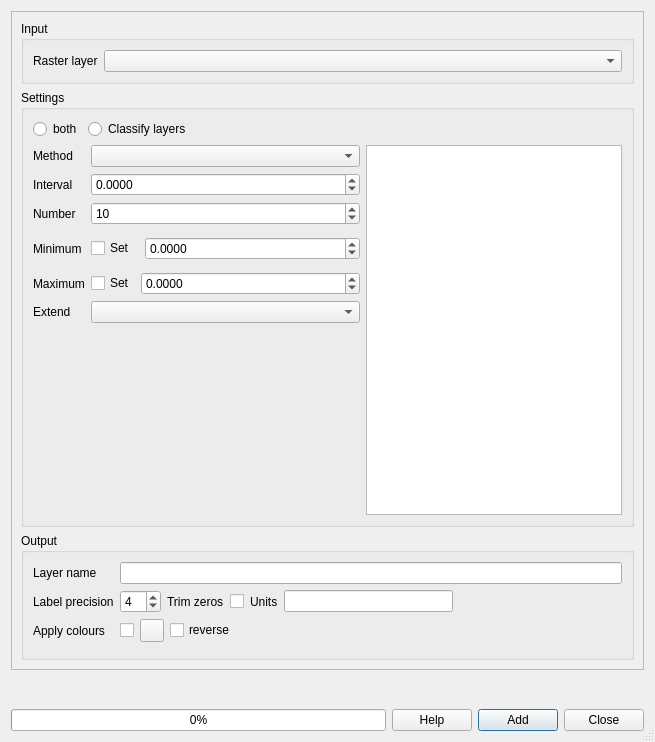
The window that classify/ClassifyDialogUi.ui (daleroberts/QGIS-Classifier-Plugin) describes before a commit, drawn with Qt 5.
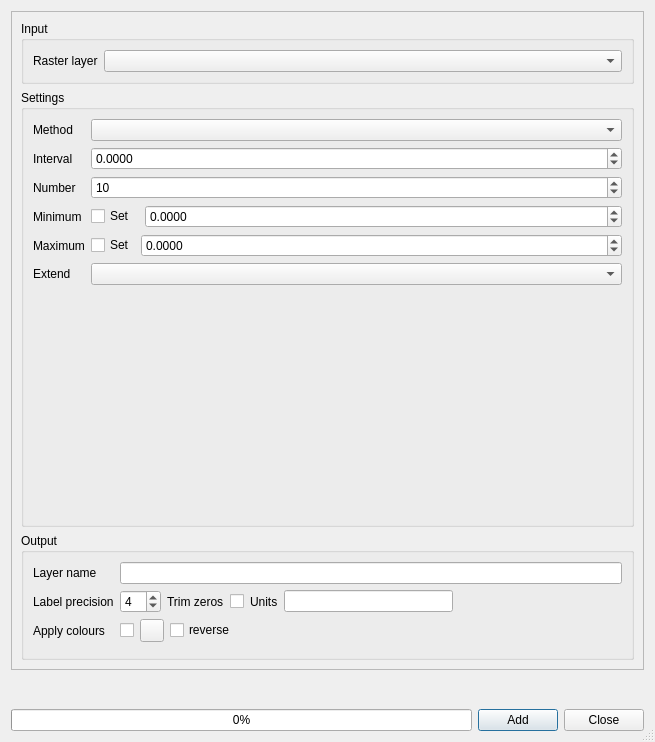
The same window after the commit. Custom widgets are drawn as their Qt base class.

Diff of the .ui file:
```diff
--- a/classify/ClassifyDialogUi.ui
+++ b/classify/ClassifyDialogUi.ui
@@ -37,7 +37,7 @@
         <height>637</height>
        </rect>
       </property>
-      <layout class="QVBoxLayout" name="verticalLayout_2" stretch="0,1,0">
+      <layout class="QVBoxLayout" name="verticalLayout_2" stretch="0,0,0">
        <item>
         <widget class="QGroupBox" name="groupBox_2">
          <property name="title">
@@ -75,39 +75,84 @@
          <property name="title">
           <string>Settings</string>
          </property>
-         <layout class="QGridLayout" name="gridLayout_2" rowstretch="0,0,0,0,0,0,0,0,0,0,0" columnstretch="0,0,0">
-          <item row="0" column="0" colspan="3">
-           <layout class="QHBoxLayout" name="horizontalLayout_7">
+         <layout class="QGridLayout" name="gridLayout_2" rowstretch="0,0,0,0,0,0,0" columnstretch="0,0">
+          <item row="4" column="0">
+           <widget class="QLabel" name="label_6">
+            <property name="text">
+             <string>Maximum</string>
+            </property>
+            <property name="buddy">
+             <cstring>uSetMaximum</cstring>
+            </property>
+           </widget>
+          </item>
+          <item row="0" column="0">
+           <widget class="QLabel" name="label_7">
+            <property name="text">
+             <string>Method</string>
+            </property>
+            <property name="buddy">
+             <cstring>uMethod</cstring>
+            </property>
+           </widget>
+          </item>
+          <item row="1" column="0">
+           <widget class="QLabel" name="label_15">
+            <property name="text">
+             <string>Interval</string>
+            </property>
+            <property name="buddy">
+             <cstring>uClassifyInterval</cstring>
+            </property>
+           </widget>
+          </item>
+          <item row="4" column="1">
+           <layout class="QHBoxLayout" name="horizontalLayout_6">
+            <property name="topMargin">
+             <number>0</number>
+            </property>
             <item>
-             <widget class="QRadioButton" name="uBoth">
+             <widget class="QCheckBox" name="uSetMaximum">
               <property name="text">
-               <string>both</string>
+               <string>Set</string>
               </property>
              </widget>
             </item>
             <item>
-             <widget class="QRadioButton" name="uLayerClassifys">
-              <property name="text">
-               <string>Classify layers</string>
+             <widget class="QDoubleSpinBox" name="uMaxClassify">
+              <property name="sizePolicy">
+               <sizepolicy hsizetype="Expanding" vsizetype="Fixed">
+                <horstretch>0</horstretch>
+                <verstretch>0</verstretch>
+               </sizepolicy>
               </property>
-             </widget>
-            </item>
-            <item>
-             <spacer name="horizontalSpacer_5">
-              <property name="orientation">
-               <enum>Qt::Horizontal</enum>
+              <property name="locale">
+               <locale language="C" country="AnyCountry"/>
               </property>
-              <property name="sizeHint" stdset="0">
-               <size>
-                <width>40</width>
-                <height>20</height>
-               </size>
+              <property name="decimals">
+               <number>4</number>
               </property>
-             </spacer>
+              <property name="minimum">
+               <double>-999999999.000000000000000</double>
+              </property>
+              <property name="maximum">
+               <double>999999999.000000000000000</double>
+              </property>
+             </widget>
             </item>
            </layout>
           </item>
-          <item row="10" column="1">
+          <item row="5" column="0">
+           <widget class="QLabel" name="label_10">
+            <property name="text">
+             <string>Extend</string>
+            </property>
+            <property name="buddy">
+             <cstring>uExtend</cstring>
+            </property>
+           </widget>
+          </item>
+          <item row="6" column="1">
            <spacer name="verticalSpacer">
             <property name="orientation">
              <enum>Qt::Vertical</enum>
@@ -120,27 +165,7 @@
             </property>
            </spacer>
           </item>
-          <item row="5" column="0">
-           <widget class="QLabel" name="label_5">
-            <property name="text">
-             <string>Minimum</string>
-            </property>
-            <property name="buddy">
-             <cstring>uSetMinimum</cstring>
-            </property>
-           </widget>
-          </item>
-          <item row="3" column="0">
-           <widget class="QLabel" name="label">
-            <property name="text">
-             <string>Number</string>
-            </property>
-            <property name="buddy">
-             <cstring>uNClassify</cstring>
-            </property>
-           </widget>
-          </item>
-          <item row="3" column="1">
+          <item row="2" column="1">
            <widget class="QSpinBox" name="uNClassify">
             <property name="sizePolicy">
              <sizepolicy hsizetype="Expanding" vsizetype="Fixed">
@@ -162,73 +187,7 @@
             </property>
            </widget>
           </item>
-          <item row="8" column="0">
-           <widget class="QLabel" name="label_10">
-            <property name="text">
-             <string>Extend</string>
-            </property>
-            <property name="buddy">
-             <cstring>uExtend</cstring>
-            </property>
-           </widget>
-          </item>
-          <item row="8" column="1">
-           <widget class="QComboBox" name="uExtend">
-            <property name="sizePolicy">
-             <sizepolicy hsizetype="Expanding" vsizetype="Fixed">
-              <horstretch>0</horstretch>
-              <verstretch>0</verstretch>
-             </sizepolicy>
-            </property>
-           </widget>
-          </item>
-          <item row="7" column="1">
-           <layout class="QHBoxLayout" name="horizontalLayout_6">
-            <property name="topMargin">
-             <number>0</number>
-            </property>
-            <item>
-             <widget class="QCheckBox" name="uSetMaximum">
-              <property name="text">
-               <string>Set</string>
-              </property>
-             </widget>
-            </item>
-            <item>
-             <widget class="QDoubleSpinBox" name="uMaxClassify">
-              <property name="sizePolicy">
-               <sizepolicy hsizetype="Expanding" vsizetype="Fixed">
-                <horstretch>0</horstretch>
-                <verstretch>0</verstretch>
-               </sizepolicy>
-              </property>
-              <property name="locale">
-               <locale language="C" country="AnyCountry"/>
-              </property>
-              <property name="decimals">
-               <number>4</number>
-              </property>
-              <property name="minimum">
-               <double>-999999999.000000000000000</double>
-              </property>
-              <property name="maximum">
-               <double>999999999.000000000000000</double>
-              </property>
-             </widget>
-            </item>
-           </layout>
-          </item>
-          <item row="1" column="0">
-           <widget class="QLabel" name="label_7">
-            <property name="text">
-             <string>Method</string>
-            </property>
-            <property name="buddy">
-             <cstring>uMethod</cstring>
-            </property>
-           </widget>
-          </item>
-          <item row="1" column="1">
+          <item row="0" column="1">
            <widget class="QComboBox" name="uMethod">
             <property name="sizePolicy">
              <sizepolicy hsizetype="Expanding" vsizetype="Fixed">
@@ -238,56 +197,27 @@
             </property>
            </widget>
           </item>
-          <item row="5" column="1">
-           <layout class="QHBoxLayout" name="horizontalLayout_5">
-            <property name="spacing">
-             <number>10</number>
+          <item row="3" column="0">
+           <widget class="QLabel" name="label_5">
+            <property name="text">
+             <string>Minimum</string>
             </property>
-            <property name="topMargin">
-             <number>0</number>
+            <property name="buddy">
+             <cstring>uSetMinimum</cstring>
             </property>
-            <item>
-             <widget class="QCheckBox" name="uSetMinimum">
-              <property name="text">
-               <string>Set</string>
-              </property>
-             </widget>
-            </item>
-            <item>
-             <widget class="QDoubleSpinBox" name="uMinClassify">
-              <property name="sizePolicy">
-               <sizepolicy hsizetype="Expanding" vsizetype="Fixed">
-                <horstretch>0</horstretch>
-                <verstretch>0</verstretch>
-               </sizepolicy>
-              </property>
-              <property name="locale">
-               <locale language="C" country="AnyCountry"/>
-              </property>
-              <property name="decimals">
-               <number>4</number>
-              </property>
-              <property name="minimum">
-               <double>-999999999.000000000000000</double>
-              </property>
-              <property name="maximum">
-               <double>999999999.000000000000000</double>
-              </property>
-             </widget>
-            </item>
-           </layout>
+           </widget>
           </item>
-          <item row="7" column="0">
-           <widget class="QLabel" name="label_6">
+          <item row="2" column="0">
+           <widget class="QLabel" name="label">
             <property name="text">
-             <string>Maximum</string>
+             <string>Number</string>
             </property>
             <property name="buddy">
              <cstring>uSetMaximum</cstring>
             </property>
            </widget>
           </item>
-          <item row="2" column="1">
+          <item row="1" column="1">
            <widget class="QDoubleSpinBox" name="uClassifyInterval">
             <property name="sizePolicy">
              <sizepolicy hsizetype="Expanding" vsizetype="Fixed">
@@ -309,20 +239,10 @@
             </property>
            </widget>
           </item>
-          <item row="2" column="0">
-           <widget class="QLabel" name="label_15">
-            <property name="text">
-             <string>Interval</string>
-            </property>
-            <property name="buddy">
-             <cstring>uClassifyInterval</cstring>
-            </property>
-           </widget>
-          </item>
-          <item row="1" column="2" rowspan="10">
-           <widget class="QListWidget" name="uLevelsList">
+          <item row="5" column="1">
+           <widget class="QComboBox" name="uExtend">
             <property name="sizePolicy">
-             <sizepolicy hsizetype="Preferred" vsizetype="Preferred">
+             <sizepolicy hsizetype="Expanding" vsizetype="Fixed">
               <horstretch>0</horstretch>
               <verstretch>0</verstretch>
              </sizepolicy>
@@ -332,6 +252,45 @@
             </property>
            </widget>
           </item>
+          <item row="3" column="1">
+           <layout class="QHBoxLayout" name="horizontalLayout_5">
+            <property name="spacing">
+             <number>10</number>
+            </property>
+            <property name="topMargin">
+             <number>0</number>
+            </property>
+            <item>
+             <widget class="QCheckBox" name="uSetMinimum">
+              <property name="text">
+               <string>Set</string>
+              </property>
+             </widget>
+            </item>
+            <item>
+             <widget class="QDoubleSpinBox" name="uMinClassify">
+              <property name="sizePolicy">
+               <sizepolicy hsizetype="Expanding" vsizetype="Fixed">
+                <horstretch>0</horstretch>
+                <verstretch>0</verstretch>
+               </sizepolicy>
+              </property>
+              <property name="locale">
+               <locale language="C" country="AnyCountry"/>
+              </property>
+              <property name="decimals">
+               <number>4</number>
+              </property>
+              <property name="minimum">
+               <double>-999999999.000000000000000</double>
+              </property>
+              <property name="maximum">
+               <double>999999999.000000000000000</double>
+              </property>
+             </widget>
+            </item>
+           </layout>
+          </item>
          </layout>
         </widget>
        </item>
@@ -534,16 +493,6 @@
        </property>
       </widget>
      </item>
-     <item>
-      <widget class="QPushButton" name="uHelpButton">
-       <property name="text">
-        <string>Help</string>
-       </property>
-       <property name="autoDefault">
-        <bool>false</bool>
-       </property>
-      </widget>
-     </item>
      <item>
       <widget class="QPushButton" name="uAddButton">
        <property name="text">
```
Left out of the diff: 8 changed lines with no effect on the pictures.
